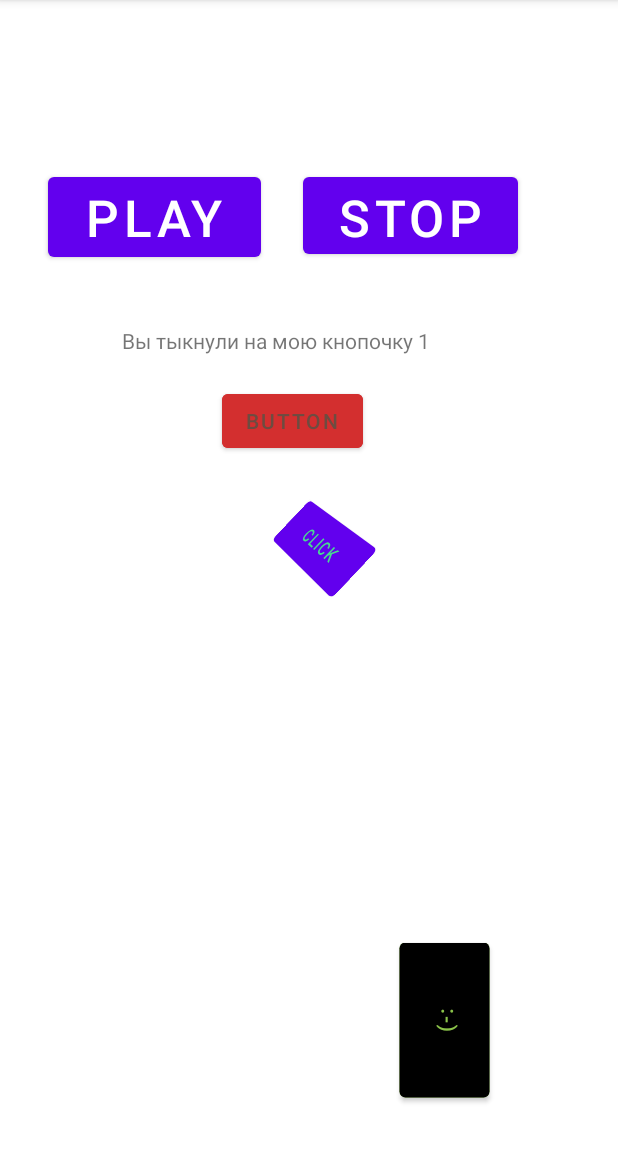
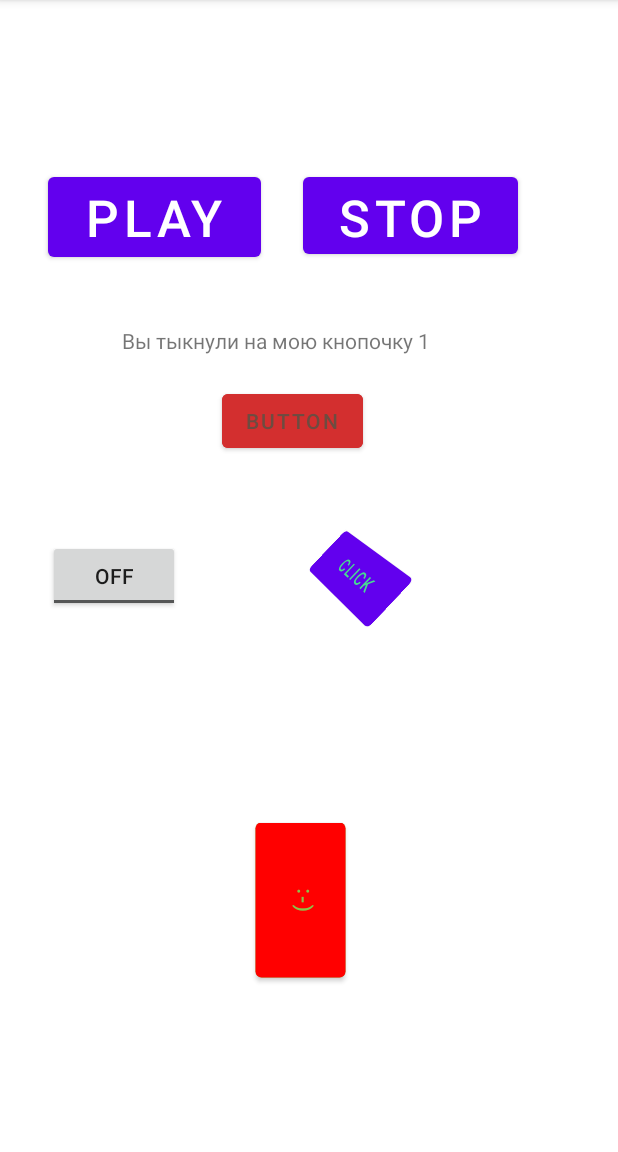
Before and after one commit to pavlentytest/toc_share_project, an Android app: the screen it shows after launch (MainActivity), after a tap on "(-:", on a phone screen of 412 x 824 dp, the part 84-1236 px from its top. Run offline under Robolectric (Android 15) with nearby library versions, the phone set to English and light mode, and no system bars; 1 other tap on this screen came first.

Commit message:
Change button color

```diff
--- a/app/src/main/java/ru/samsung/itschool/mdev/myapplication/MainActivity.java
+++ b/app/src/main/java/ru/samsung/itschool/mdev/myapplication/MainActivity.java
@@ -9,21 +9,25 @@ import android.os.Bundle;
 import android.view.View;
 import android.widget.Button;
 import android.widget.TextView;
+import android.widget.ToggleButton;
 
 public class MainActivity extends AppCompatActivity {
 
     private Button button;
     private Button button4;
+    private ToggleButton tg;
     private TextView textView;
     private int counter = 0;
 
     private MediaPlayer mp;
+    boolean flag = false;
     @Override
     protected void onCreate(Bundle savedInstanceState) {
         super.onCreate(savedInstanceState);
         setContentView(R.layout.activity_main);
         button = findViewById(R.id.PoplaukhinId);
         button4 = findViewById(R.id.button4);
+        tg = findViewById(R.id.toggleButton);
         textView = findViewById(R.id.textView2);
         button.setOnClickListener(view -> {
             counter++;
@@ -31,7 +35,20 @@ public class MainActivity extends AppCompatActivity {
             textView.setText(result);
                 });
         button4.setOnClickListener(view -> {
-            button4.setBackgroundColor(Color.BLACK);
+            if(flag) {
+                button4.setBackgroundColor(Color.BLACK);
+                flag = false;
+            } else  {
+                button4.setBackgroundColor(Color.RED);
+                flag = true;
+            }
+
+        });
+        tg.setOnClickListener(new View.OnClickListener() {
+            @Override
+            public void onClick(View view) {
+
+            }
         });
     }
 
--- a/app/src/main/res/layout/activity_main.xml
+++ b/app/src/main/res/layout/activity_main.xml
@@ -35,8 +35,8 @@
         android:id="@+id/PoplaukhinId"
         android:layout_width="98dp"
         android:layout_height="52dp"
-        android:layout_marginStart="164dp"
-        android:layout_marginTop="32dp"
+        android:layout_marginStart="188dp"
+        android:layout_marginTop="52dp"
         android:rotation="58"
         android:rotationX="46"
         android:rotationY="-36"
@@ -76,8 +76,8 @@
         android:id="@+id/button4"
         android:layout_width="103dp"
         android:layout_height="72dp"
-        android:layout_marginEnd="64dp"
-        android:layout_marginBottom="52dp"
+        android:layout_marginEnd="160dp"
+        android:layout_marginBottom="132dp"
         android:backgroundTint="#8BC34A"
         android:rotation="-90"
         android:text="(-:"
@@ -85,4 +85,14 @@
         app:layout_constraintBottom_toBottomOf="parent"
         app:layout_constraintEnd_toEndOf="parent" />
 
+    <ToggleButton
+        android:id="@+id/toggleButton"
+        android:layout_width="wrap_content"
+        android:layout_height="wrap_content"
+        android:layout_marginStart="32dp"
+        android:layout_marginTop="360dp"
+        android:text="ToggleButton"
+        app:layout_constraintStart_toStartOf="parent"
+        app:layout_constraintTop_toTopOf="parent" />
+
 </androidx.constraintlayout.widget.ConstraintLayout>
```
